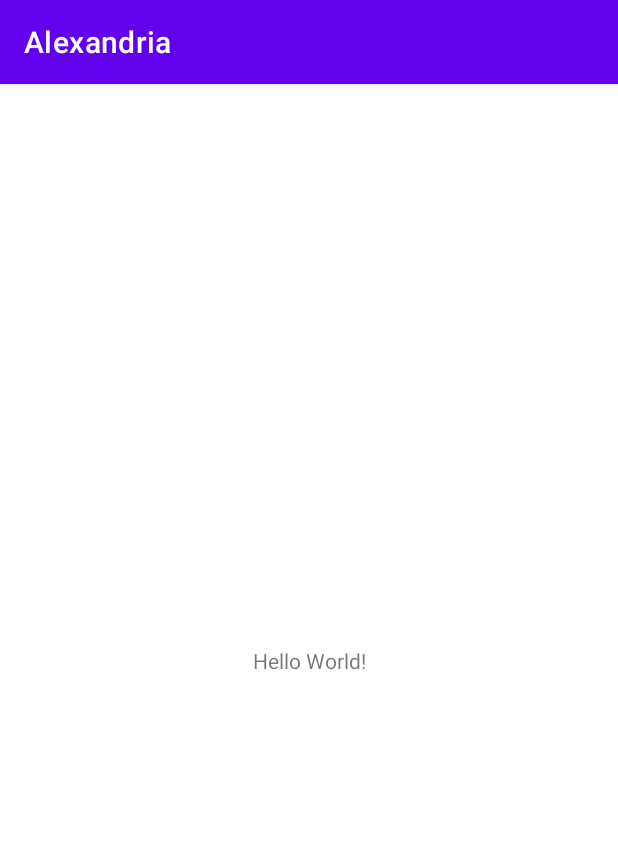
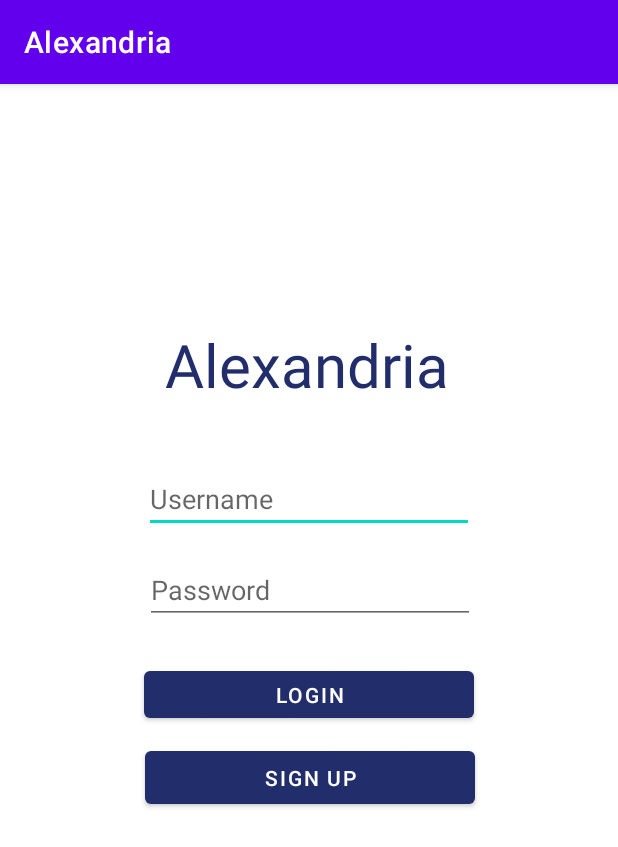
Before and after one commit to CMPUT301F20T25/Alexandria, an Android app: the screen it shows after launch (MainActivity), on a phone screen of 412 x 824 dp. Shown: the top 847 px of the screen. Run offline under Robolectric (Android 15) with nearby library versions, the phone set to English and light mode, and no system bars.

Commit message:
Login page

```diff
--- a/alexandria/app/src/main/AndroidManifest.xml
+++ b/alexandria/app/src/main/AndroidManifest.xml
@@ -9,6 +9,7 @@
         android:roundIcon="@mipmap/ic_launcher_round"
         android:supportsRtl="true"
         android:theme="@style/Theme.Alexandria">
+        <activity android:name=".HomeActivity"></activity>
         <activity android:name=".MainActivity">
             <intent-filter>
                 <action android:name="android.intent.action.MAIN" />
--- /dev/null
+++ b/alexandria/app/src/main/java/com/example/alexandria/HomeActivity.java
@@ -0,0 +1,14 @@
+package com.example.alexandria;
+
+import androidx.appcompat.app.AppCompatActivity;
+
+import android.os.Bundle;
+
+public class HomeActivity extends AppCompatActivity {
+
+    @Override
+    protected void onCreate(Bundle savedInstanceState) {
+        super.onCreate(savedInstanceState);
+        setContentView(R.layout.activity_home);
+    }
+}
--- /dev/null
+++ b/alexandria/app/src/main/res/layout/activity_home.xml
@@ -0,0 +1,9 @@
+<?xml version="1.0" encoding="utf-8"?>
+<androidx.constraintlayout.widget.ConstraintLayout xmlns:android="http://schemas.android.com/apk/res/android"
+    xmlns:app="http://schemas.android.com/apk/res-auto"
+    xmlns:tools="http://schemas.android.com/tools"
+    android:layout_width="match_parent"
+    android:layout_height="match_parent"
+    tools:context=".HomeActivity">
+
+</androidx.constraintlayout.widget.ConstraintLayout>
--- a/alexandria/app/src/main/res/layout/activity_main.xml
+++ b/alexandria/app/src/main/res/layout/activity_main.xml
@@ -7,12 +7,85 @@
     tools:context=".MainActivity">
 
     <TextView
-        android:layout_width="wrap_content"
+        android:id="@+id/title_text"
+        android:layout_width="0dp"
         android:layout_height="wrap_content"
-        android:text="Hello World!"
-        app:layout_constraintBottom_toBottomOf="parent"
+        android:layout_marginLeft="110dp"
+        android:layout_marginTop="160dp"
+        android:layout_marginRight="110dp"
+        android:text="Alexandria"
+        android:textColor="#222D6C"
+        android:textSize="40sp"
+        app:layout_constraintHorizontal_bias="0.498"
         app:layout_constraintLeft_toLeftOf="parent"
         app:layout_constraintRight_toRightOf="parent"
         app:layout_constraintTop_toTopOf="parent" />
 
+    <EditText
+        android:id="@+id/username_text"
+        android:layout_width="220dp"
+        android:layout_height="0dp"
+        android:layout_marginStart="130dp"
+        android:layout_marginLeft="130dp"
+        android:layout_marginTop="40dp"
+        android:layout_marginEnd="130dp"
+        android:layout_marginRight="130dp"
+        android:ems="10"
+        android:hint="Username"
+        android:inputType="textPersonName"
+        app:layout_constraintEnd_toEndOf="parent"
+        app:layout_constraintStart_toStartOf="parent"
+        app:layout_constraintTop_toBottomOf="@+id/title_text" />
+
+    <EditText
+        android:id="@+id/password_text"
+        android:layout_width="220dp"
+        android:layout_height="0dp"
+        android:layout_marginStart="130dp"
+        android:layout_marginLeft="130dp"
+        android:layout_marginTop="15dp"
+        android:layout_marginEnd="130dp"
+        android:layout_marginRight="130dp"
+        android:ems="10"
+        android:hint="Password"
+        android:inputType="textPersonName"
+        app:layout_constraintEnd_toEndOf="parent"
+        app:layout_constraintHorizontal_bias="0.492"
+        app:layout_constraintStart_toStartOf="parent"
+        app:layout_constraintTop_toBottomOf="@+id/username_text" />
+
+    <Button
+        android:id="@+id/login_button"
+        android:layout_width="220dp"
+        android:layout_height="43dp"
+        android:layout_marginStart="130dp"
+        android:layout_marginLeft="130dp"
+        android:layout_marginTop="25dp"
+        android:layout_marginEnd="130dp"
+        android:layout_marginRight="130dp"
+        android:text="Login"
+        app:backgroundTint="#222D6C"
+        app:layout_constraintEnd_toEndOf="parent"
+        app:layout_constraintHorizontal_bias="0.507"
+        app:layout_constraintStart_toStartOf="parent"
+        app:layout_constraintTop_toBottomOf="@+id/password_text" />
+
+    <Button
+        android:id="@+id/signUp_button"
+        android:layout_width="220dp"
+        android:layout_height="47dp"
+        android:layout_marginStart="130dp"
+        android:layout_marginLeft="130dp"
+        android:layout_marginTop="10dp"
+        android:layout_marginEnd="130dp"
+        android:layout_marginRight="130dp"
+        android:text="Sign Up"
+        app:backgroundTint="#222D6C"
+        app:layout_constraintEnd_toEndOf="parent"
+        app:layout_constraintHorizontal_bias="0.492"
+        app:layout_constraintStart_toStartOf="parent"
+        app:layout_constraintTop_toBottomOf="@+id/login_button" />
+
+
+
 </androidx.constraintlayout.widget.ConstraintLayout>
```
